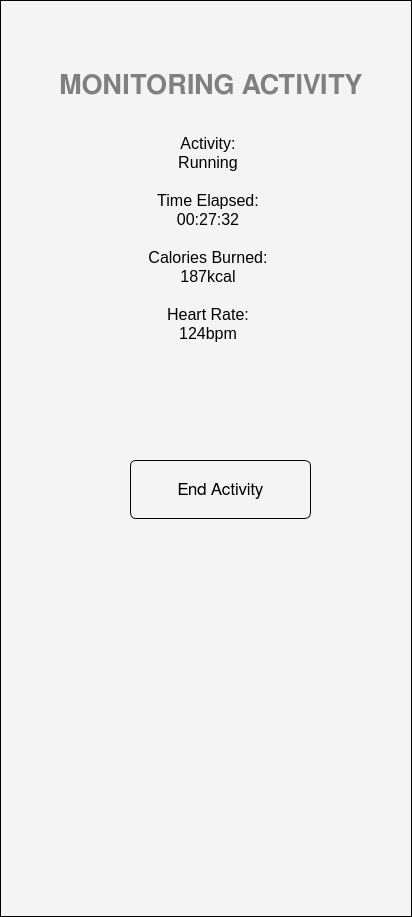
The window that ui/activity_monitor_screen.ui (SWE-Project-Org/SWE-Project) describes before a commit, drawn with Qt 5.
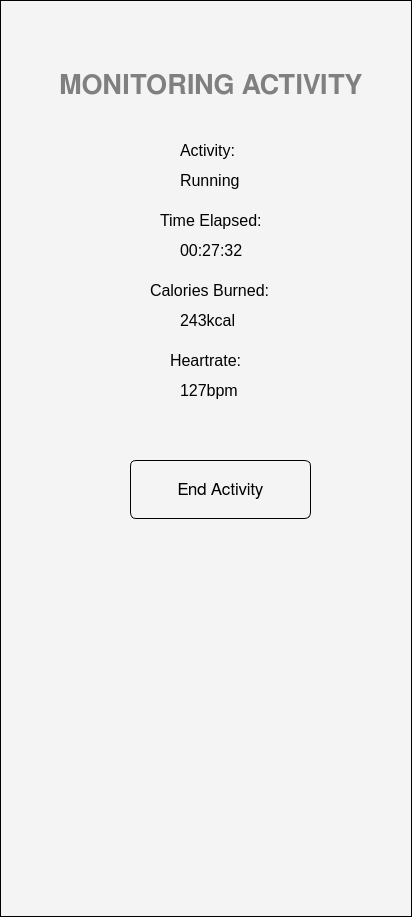
The same window after the commit.

Commit message: Changes in screen files, script to create ui_py files

Patch:
```diff
--- a/ui/activity_monitor_screen.ui
+++ b/ui/activity_monitor_screen.ui
@@ -57,39 +57,6 @@
     <bool>true</bool>
    </property>
   </widget>
-  <widget class="QTextBrowser" name="textBrowser">
-   <property name="geometry">
-    <rect>
-     <x>80</x>
-     <y>130</y>
-     <width>256</width>
-     <height>281</height>
-    </rect>
-   </property>
-   <property name="styleSheet">
-    <string notr="true">color: black; border: 0;</string>
-   </property>
-   <property name="html">
-    <string>&lt;!DOCTYPE HTML PUBLIC &quot;-//W3C//DTD HTML 4.0//EN&quot; &quot;http://www.w3.org/TR/REC-html40/strict.dtd&quot;&gt;
-&lt;html&gt;&lt;head&gt;&lt;meta name=&quot;qrichtext&quot; content=&quot;1&quot; /&gt;&lt;meta charset=&quot;utf-8&quot; /&gt;&lt;style type=&quot;text/css&quot;&gt;
-p, li { white-space: pre-wrap; }
-hr { height: 1px; border-width: 0; }
-li.unchecked::marker { content: &quot;\2610&quot;; }
-li.checked::marker { content: &quot;\2612&quot;; }
-&lt;/style&gt;&lt;/head&gt;&lt;body style=&quot; font-family:'Noto Sans'; font-size:10pt; font-weight:400; font-style:normal;&quot;&gt;
-&lt;p align=&quot;center&quot; style=&quot; margin-top:0px; margin-bottom:0px; margin-left:0px; margin-right:0px; -qt-block-indent:0; text-indent:0px;&quot;&gt;&lt;span style=&quot; font-family:'FreeSans'; font-size:12pt;&quot;&gt;Activity:&lt;/span&gt;&lt;/p&gt;
-&lt;p align=&quot;center&quot; style=&quot; margin-top:0px; margin-bottom:0px; margin-left:0px; margin-right:0px; -qt-block-indent:0; text-indent:0px;&quot;&gt;&lt;span style=&quot; font-family:'FreeSans'; font-size:12pt;&quot;&gt;Running&lt;/span&gt;&lt;/p&gt;
-&lt;p align=&quot;center&quot; style=&quot;-qt-paragraph-type:empty; margin-top:0px; margin-bottom:0px; margin-left:0px; margin-right:0px; -qt-block-indent:0; text-indent:0px; font-family:'FreeSans'; font-size:12pt;&quot;&gt;&lt;br /&gt;&lt;/p&gt;
-&lt;p align=&quot;center&quot; style=&quot; margin-top:0px; margin-bottom:0px; margin-left:0px; margin-right:0px; -qt-block-indent:0; text-indent:0px;&quot;&gt;&lt;span style=&quot; font-family:'FreeSans'; font-size:12pt;&quot;&gt;Time Elapsed:&lt;/span&gt;&lt;/p&gt;
-&lt;p align=&quot;center&quot; style=&quot; margin-top:0px; margin-bottom:0px; margin-left:0px; margin-right:0px; -qt-block-indent:0; text-indent:0px;&quot;&gt;&lt;span style=&quot; font-family:'FreeSans'; font-size:12pt;&quot;&gt;00:27:32&lt;/span&gt;&lt;/p&gt;
-&lt;p align=&quot;center&quot; style=&quot;-qt-paragraph-type:empty; margin-top:0px; margin-bottom:0px; margin-left:0px; margin-right:0px; -qt-block-indent:0; text-indent:0px; font-family:'FreeSans'; font-size:12pt;&quot;&gt;&lt;br /&gt;&lt;/p&gt;
-&lt;p align=&quot;center&quot; style=&quot; margin-top:0px; margin-bottom:0px; margin-left:0px; margin-right:0px; -qt-block-indent:0; text-indent:0px;&quot;&gt;&lt;span style=&quot; font-family:'FreeSans'; font-size:12pt;&quot;&gt;Calories Burned:&lt;/span&gt;&lt;/p&gt;
-&lt;p align=&quot;center&quot; style=&quot; margin-top:0px; margin-bottom:0px; margin-left:0px; margin-right:0px; -qt-block-indent:0; text-indent:0px;&quot;&gt;&lt;span style=&quot; font-family:'FreeSans'; font-size:12pt;&quot;&gt;187kcal&lt;/span&gt;&lt;/p&gt;
-&lt;p align=&quot;center&quot; style=&quot;-qt-paragraph-type:empty; margin-top:0px; margin-bottom:0px; margin-left:0px; margin-right:0px; -qt-block-indent:0; text-indent:0px; font-family:'FreeSans'; font-size:12pt;&quot;&gt;&lt;br /&gt;&lt;/p&gt;
-&lt;p align=&quot;center&quot; style=&quot; margin-top:0px; margin-bottom:0px; margin-left:0px; margin-right:0px; -qt-block-indent:0; text-indent:0px;&quot;&gt;&lt;span style=&quot; font-family:'FreeSans'; font-size:12pt;&quot;&gt;Heart Rate:&lt;/span&gt;&lt;/p&gt;
-&lt;p align=&quot;center&quot; style=&quot; margin-top:0px; margin-bottom:0px; margin-left:0px; margin-right:0px; -qt-block-indent:0; text-indent:0px;&quot;&gt;&lt;span style=&quot; font-family:'FreeSans'; font-size:12pt;&quot;&gt;124bpm&lt;/span&gt;&lt;/p&gt;&lt;/body&gt;&lt;/html&gt;</string>
-   </property>
-  </widget>
   <widget class="QPushButton" name="pushButton_9">
    <property name="geometry">
     <rect>
@@ -115,6 +82,182 @@
     <string>End Activity</string>
    </property>
   </widget>
+  <widget class="QLabel" name="label_4">
+   <property name="geometry">
+    <rect>
+     <x>180</x>
+     <y>130</y>
+     <width>61</width>
+     <height>41</height>
+    </rect>
+   </property>
+   <property name="font">
+    <font>
+     <pointsize>12</pointsize>
+    </font>
+   </property>
+   <property name="styleSheet">
+    <string notr="true">color: black;
+border: 0;</string>
+   </property>
+   <property name="text">
+    <string>Activity:</string>
+   </property>
+  </widget>
+  <widget class="QLabel" name="label_5">
+   <property name="geometry">
+    <rect>
+     <x>180</x>
+     <y>160</y>
+     <width>71</width>
+     <height>41</height>
+    </rect>
+   </property>
+   <property name="font">
+    <font>
+     <pointsize>12</pointsize>
+    </font>
+   </property>
+   <property name="styleSheet">
+    <string notr="true">color: black;
+border: 0;</string>
+   </property>
+   <property name="text">
+    <string>Running</string>
+   </property>
+  </widget>
+  <widget class="QLabel" name="label_6">
+   <property name="geometry">
+    <rect>
+     <x>160</x>
+     <y>200</y>
+     <width>111</width>
+     <height>41</height>
+    </rect>
+   </property>
+   <property name="font">
+    <font>
+     <pointsize>12</pointsize>
+    </font>
+   </property>
+   <property name="styleSheet">
+    <string notr="true">color: black;
+border: 0;</string>
+   </property>
+   <property name="text">
+    <string>Time Elapsed:</string>
+   </property>
+  </widget>
+  <widget class="QLabel" name="label_7">
+   <property name="geometry">
+    <rect>
+     <x>180</x>
+     <y>230</y>
+     <width>71</width>
+     <height>41</height>
+    </rect>
+   </property>
+   <property name="font">
+    <font>
+     <pointsize>12</pointsize>
+    </font>
+   </property>
+   <property name="styleSheet">
+    <string notr="true">color: black;
+border: 0;</string>
+   </property>
+   <property name="text">
+    <string>00:27:32</string>
+   </property>
+  </widget>
+  <widget class="QLabel" name="label_8">
+   <property name="geometry">
+    <rect>
+     <x>150</x>
+     <y>270</y>
+     <width>131</width>
+     <height>41</height>
+    </rect>
+   </property>
+   <property name="font">
+    <font>
+     <pointsize>12</pointsize>
+    </font>
+   </property>
+   <property name="styleSheet">
+    <string notr="true">color: black;
+border: 0;</string>
+   </property>
+   <property name="text">
+    <string>Calories Burned:</string>
+   </property>
+  </widget>
+  <widget class="QLabel" name="label_9">
+   <property name="geometry">
+    <rect>
+     <x>180</x>
+     <y>300</y>
+     <width>61</width>
+     <height>41</height>
+    </rect>
+   </property>
+   <property name="font">
+    <font>
+     <pointsize>12</pointsize>
+    </font>
+   </property>
+   <property name="styleSheet">
+    <string notr="true">color: black;
+border: 0;</string>
+   </property>
+   <property name="text">
+    <string>243kcal</string>
+   </property>
+  </widget>
+  <widget class="QLabel" name="label_10">
+   <property name="geometry">
+    <rect>
+     <x>170</x>
+     <y>340</y>
+     <width>81</width>
+     <height>41</height>
+    </rect>
+   </property>
+   <property name="font">
+    <font>
+     <pointsize>12</pointsize>
+    </font>
+   </property>
+   <property name="styleSheet">
+    <string notr="true">color: black;
+border: 0;</string>
+   </property>
+   <property name="text">
+    <string>Heartrate:</string>
+   </property>
+  </widget>
+  <widget class="QLabel" name="label_11">
+   <property name="geometry">
+    <rect>
+     <x>180</x>
+     <y>370</y>
+     <width>71</width>
+     <height>41</height>
+    </rect>
+   </property>
+   <property name="font">
+    <font>
+     <pointsize>12</pointsize>
+    </font>
+   </property>
+   <property name="styleSheet">
+    <string notr="true">color: black;
+border: 0;</string>
+   </property>
+   <property name="text">
+    <string>127bpm</string>
+   </property>
+  </widget>
  </widget>
  <resources/>
  <connections/>
```
The commit also changes 25 other files.
